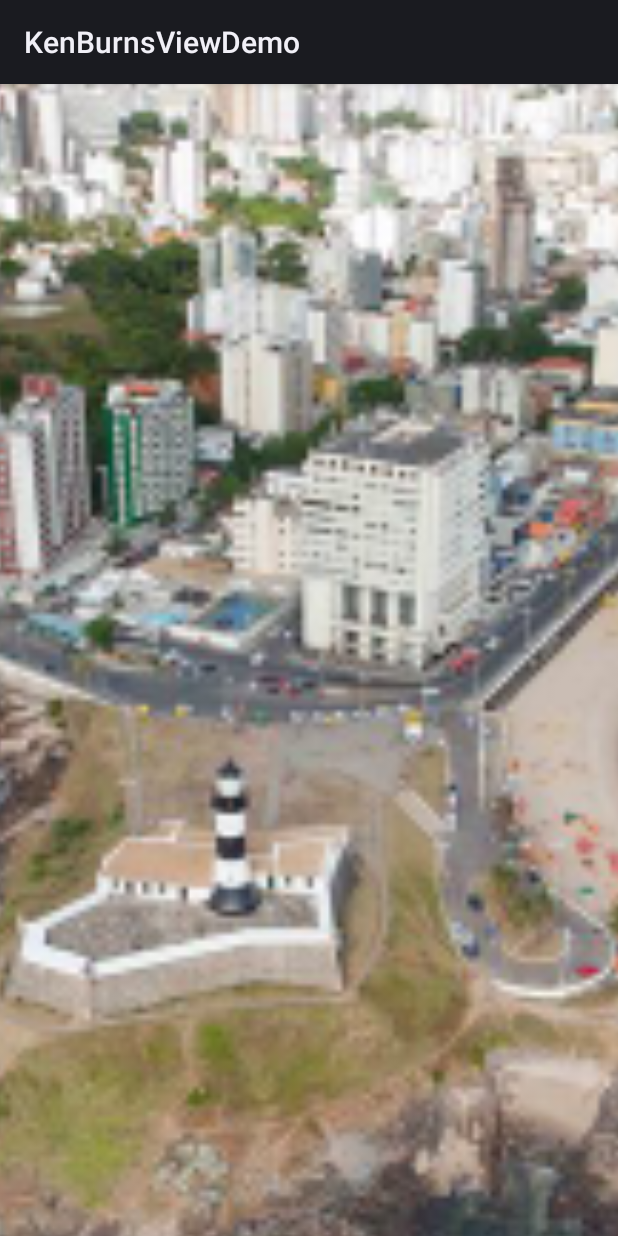
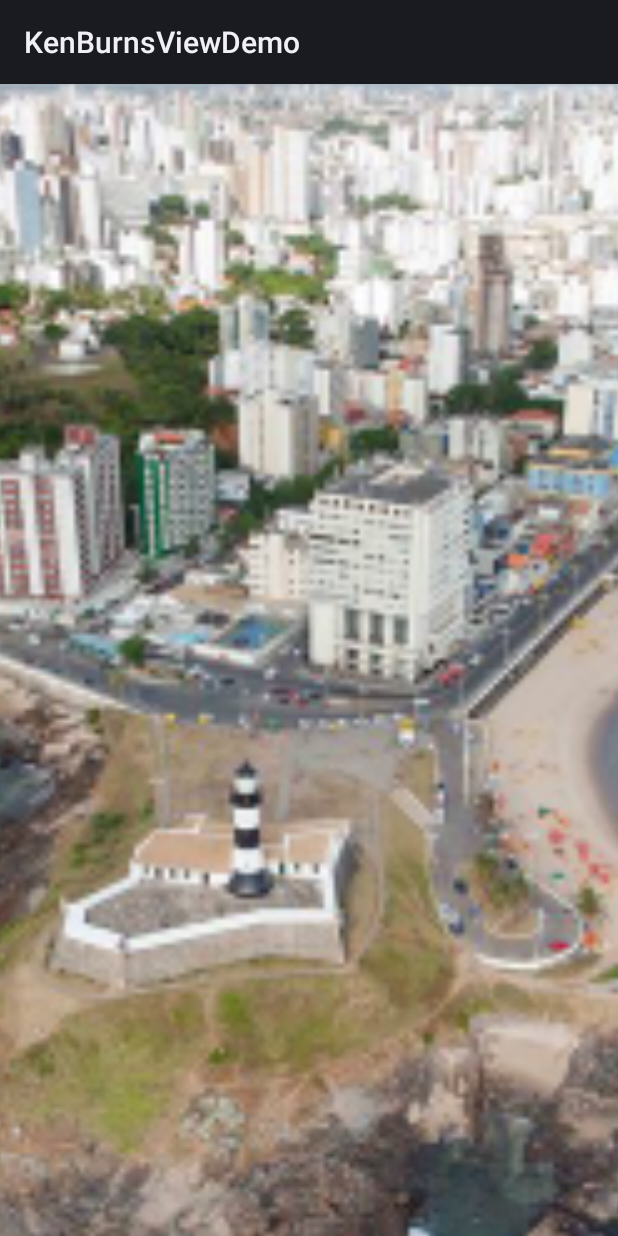
Before and after one commit to flavioarfaria/KenBurnsView, an Android app: the screen it shows after launch (MainActivity), on a phone screen of 412 x 824 dp. Run offline under Robolectric (Android 15) with nearby library versions, the phone set to English and light mode, and no system bars.

Commit message:
Scaling issues fixed.

```diff
--- a/library/src/main/java/com/flaviofaria/kenburnsview/KenBurnsView.java
+++ b/library/src/main/java/com/flaviofaria/kenburnsview/KenBurnsView.java
@@ -132,7 +132,8 @@ public class KenBurnsView extends ImageView {
             Drawable d = getDrawable();
             updateDrawableBounds();
 
-            if (d != null) { // No drawable to animate? We're done for now.
+            // No drawable to animate or bounds are yet to be set? We're done for now.
+            if (d != null && !mDrawableRect.isEmpty()) {
                 if (mCurrentTrans == null) { // Starting the first transition.
                     startNewTransition();
                 }
@@ -141,24 +142,42 @@ public class KenBurnsView extends ImageView {
                     mElapsedTime += System.currentTimeMillis() - mLastFrameTime;
                     RectF currentRect = mCurrentTrans.getInterpolatedRect(mElapsedTime);
 
-                    float viewPortScale = getWidth() / (float) d.getIntrinsicWidth();
-                    float currentRectScale = (getWidth() / currentRect.width()) * viewPortScale;
+                    float currentRectRatio = Rects.getRectRatio(currentRect);
+                    float drawableRectRatio = Rects.getRectRatio(mDrawableRect);
 
-                    if (mCenterCrop) {
-                        float drawableRatio = Rects.getRectRatio(mDrawableRect);
-                        float viewPortRatio = Rects.getRectRatio(mViewportRect);
-                        if (viewPortRatio > drawableRatio) {
-                            currentRectScale *= mViewportRect.width() / d.getBounds().width();
-                        } else if (viewPortRatio < drawableRatio) {
-                            currentRectScale *= mViewportRect.height() / d.getBounds().height();
+                    // Scale factor that fits the drawable into the viewport.
+                    float drwToVpScale;
+                    /* Scale factor that fulfils the viewport
+                       with the content inside the current rect. */
+                    float currRectToVpScale;
+                    /* Scale factor that makes the image appear center-cropped
+                       inside the current rect (if enabled). */
+                    float centerCropScale = 1;
+
+                    if (drawableRectRatio > currentRectRatio) {
+                        drwToVpScale = mViewportRect.width() / mDrawableRect.width();
+                        currRectToVpScale = mViewportRect.width() / currentRect.width();
+                        if (mCenterCrop) {
+                            // Image height after being resized to fit viewport.
+                            float drwToVpHeight = mDrawableRect.height() * drwToVpScale;
+                            centerCropScale = mViewportRect.height() / drwToVpHeight;
+                        }
+                    } else {
+                        drwToVpScale = mViewportRect.height() / mDrawableRect.height();
+                        currRectToVpScale = mViewportRect.height() / currentRect.height();
+                        if (mCenterCrop) {
+                            // Image width after being resized to fit viewport.
+                            float drwToVpWidth = mDrawableRect.width() * drwToVpScale;
+                            centerCropScale = mViewportRect.width() / drwToVpWidth;
                         }
                     }
+                    currRectToVpScale *= drwToVpScale * centerCropScale;
 
                     /* Performs matrix transformations to fit the content
                        of the current rect into the entire view. */
                     mMatrix.reset();
                     mMatrix.postTranslate(-d.getIntrinsicWidth() / 2, -d.getIntrinsicHeight() / 2);
-                    mMatrix.postScale(currentRectScale, currentRectScale);
+                    mMatrix.postScale(currRectToVpScale, currRectToVpScale);
                     mMatrix.postTranslate(currentRect.centerX(), currentRect.centerY());
 
                     setImageMatrix(mMatrix);
```
